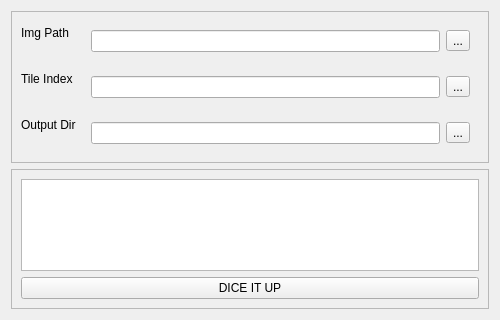
HakaiInstitute/ImgDice, file ImgDice/form.ui: the form before one commit.
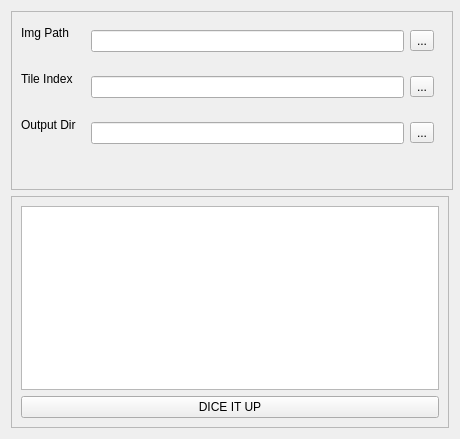
The form after the commit.

Commit message: Downgrade to qt5

The edit to the form file:
```diff
--- a/ImgDice/form.ui
+++ b/ImgDice/form.ui
@@ -6,22 +6,43 @@
    <rect>
     <x>0</x>
     <y>0</y>
-    <width>500</width>
-    <height>320</height>
+    <width>460</width>
+    <height>439</height>
    </rect>
   </property>
+  <property name="sizePolicy">
+   <sizepolicy hsizetype="Expanding" vsizetype="Expanding">
+    <horstretch>1</horstretch>
+    <verstretch>1</verstretch>
+   </sizepolicy>
+  </property>
   <property name="minimumSize">
    <size>
-    <width>500</width>
-    <height>320</height>
+    <width>460</width>
+    <height>336</height>
    </size>
   </property>
   <property name="windowTitle">
-   <string>ImgDiceGUI</string>
+   <string>GeoTIFF Img Dice</string>
   </property>
-  <layout class="QVBoxLayout" name="verticalLayout">
+  <layout class="QVBoxLayout" name="verticalLayout" stretch="0,0">
+   <property name="sizeConstraint">
+    <enum>QLayout::SetDefaultConstraint</enum>
+   </property>
    <item>
-    <widget class="QFrame" name="frame_paths">
+    <widget class="QFrame" name="frame_path">
+     <property name="sizePolicy">
+      <sizepolicy hsizetype="Preferred" vsizetype="Preferred">
+       <horstretch>1</horstretch>
+       <verstretch>0</verstretch>
+      </sizepolicy>
+     </property>
+     <property name="minimumSize">
+      <size>
+       <width>442</width>
+       <height>179</height>
+      </size>
+     </property>
      <property name="frameShape">
       <enum>QFrame::StyledPanel</enum>
      </property>
@@ -29,6 +50,9 @@
       <enum>QFrame::Raised</enum>
      </property>
      <layout class="QFormLayout" name="formLayout">
+      <property name="fieldGrowthPolicy">
+       <enum>QFormLayout::AllNonFixedFieldsGrow</enum>
+      </property>
       <item row="0" column="0">
        <widget class="QLabel" name="labelImgPath">
         <property name="text">
@@ -36,22 +60,6 @@
         </property>
        </widget>
       </item>
-      <item row="0" column="1">
-       <widget class="QWidget" name="widgetImgPath" native="true">
-        <layout class="QHBoxLayout" name="horizontalLayout">
-         <item alignment="Qt::AlignTop">
-          <widget class="QLineEdit" name="lineEditImgPath"/>
-         </item>
-         <item alignment="Qt::AlignTop">
-          <widget class="QToolButton" name="toolButtonImgPath">
-           <property name="text">
-            <string>...</string>
-           </property>
-          </widget>
-         </item>
-        </layout>
-       </widget>
-      </item>
       <item row="1" column="0">
        <widget class="QLabel" name="labelTileIndex">
         <property name="text">
@@ -62,10 +70,10 @@
       <item row="1" column="1">
        <widget class="QWidget" name="widgetTileIndex" native="true">
         <layout class="QHBoxLayout" name="horizontalLayout_2">
-         <item alignment="Qt::AlignTop">
+         <item>
           <widget class="QLineEdit" name="lineEditTileIndex"/>
          </item>
-         <item alignment="Qt::AlignTop">
+         <item>
           <widget class="QToolButton" name="toolButtonTileIndex">
            <property name="text">
             <string>...</string>
@@ -75,27 +83,20 @@
         </layout>
        </widget>
       </item>
-      <item row="2" column="0">
+      <item row="3" column="0">
        <widget class="QLabel" name="labelOutDir">
         <property name="text">
          <string>Output Dir</string>
         </property>
        </widget>
       </item>
-      <item row="2" column="1">
+      <item row="3" column="1">
        <widget class="QWidget" name="widgetOutDir" native="true">
-        <layout class="QHBoxLayout" name="horizontalLayout_3">
-         <item alignment="Qt::AlignTop">
-          <widget class="QLineEdit" name="lineEditOutDir">
-           <property name="maxLength">
-            <number>32767</number>
-           </property>
-           <property name="frame">
-            <bool>true</bool>
-           </property>
-          </widget>
+        <layout class="QHBoxLayout" name="horizontalLayout">
+         <item>
+          <widget class="QLineEdit" name="lineEditOutDir"/>
          </item>
-         <item alignment="Qt::AlignTop">
+         <item>
           <widget class="QToolButton" name="toolButtonOutDir">
            <property name="text">
             <string>...</string>
@@ -105,18 +106,40 @@
         </layout>
        </widget>
       </item>
+      <item row="0" column="1">
+       <widget class="QWidget" name="widgetImgPath" native="true">
+        <layout class="QHBoxLayout" name="horizontalLayout_3">
+         <item>
+          <widget class="QLineEdit" name="lineEditImgPath"/>
+         </item>
+         <item>
+          <widget class="QToolButton" name="toolButtonImgPath">
+           <property name="text">
+            <string>...</string>
+           </property>
+          </widget>
+         </item>
+        </layout>
+       </widget>
+      </item>
      </layout>
     </widget>
    </item>
    <item>
     <widget class="QFrame" name="frame_run">
+     <property name="sizePolicy">
+      <sizepolicy hsizetype="Preferred" vsizetype="Preferred">
+       <horstretch>1</horstretch>
+       <verstretch>1</verstretch>
+      </sizepolicy>
+     </property>
      <property name="frameShape">
       <enum>QFrame::StyledPanel</enum>
      </property>
      <property name="frameShadow">
       <enum>QFrame::Raised</enum>
      </property>
-     <layout class="QVBoxLayout" name="verticalLayout_2">
+     <layout class="QVBoxLayout" name="verticalLayout_2" stretch="0,1">
       <item>
        <widget class="QTextEdit" name="textEdit"/>
       </item>
```
Left out of the diff: 1 changed line with no effect on the pictures. The commit also changes 1 other file.
